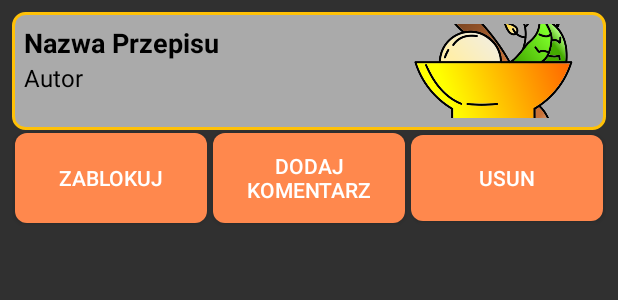
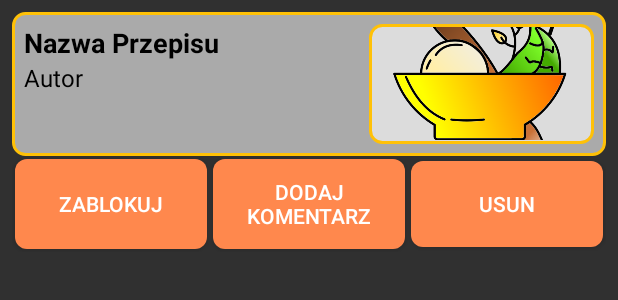
Before and after one commit to cptn3m012/BlogKulinarnyMobileApp-client, an Android app built with Jetpack Compose: the layout item_recipe_managment.xml on its own in the app's theme, with its tools: preview values and no code run, on a phone screen of 412 x 824 dp. Shown: the top 300 px of the screen. Run offline under Robolectric (Android 15) with nearby library versions, the phone set to English and light mode, and no system bars.

Commit message:
Minor items and RecipeDetails fixes

```diff
--- a/app/src/main/java/com/example/blogkulinarnymobileapp/Adapters/RecipeAdapterManagment.java
+++ b/app/src/main/java/com/example/blogkulinarnymobileapp/Adapters/RecipeAdapterManagment.java
@@ -65,7 +65,7 @@ public class RecipeAdapterManagment extends RecyclerView.Adapter<RecipeAdapterMa
     public void onBindViewHolder(@NonNull ViewHolder holder, int position) {
         Recipe recipe = recipeList.get(position);
         holder.titleTextView.setText(recipe.getTitle());
-        holder.userTextView.setText(String.valueOf(recipe.getUserFromRecipe()));
+        holder.userTextView.setText(recipe.getAuthor());
 
         List<String> listCategory = recipe.getRecipeStringCategories();
 
--- a/app/src/main/java/com/example/blogkulinarnymobileapp/RecipeListActivity.java
+++ b/app/src/main/java/com/example/blogkulinarnymobileapp/RecipeListActivity.java
@@ -141,6 +141,7 @@ public class RecipeListActivity extends AppCompatActivity {
                         recipe.setAvgTime(recipeJson.getInt("avgTime"));
                         recipe.setPortions(recipeJson.getInt("portions"));
                         recipe.setUserId(recipeJson.getInt("userId"));
+                        recipe.setAuthor(recipeJson.getString("u.login"));
 
                         JSONArray categoryArray = recipeJson.getJSONArray("categories");
                         List<String> categoryList = new ArrayList<>();
--- a/app/src/main/res/layout/item_recipe_managment.xml
+++ b/app/src/main/res/layout/item_recipe_managment.xml
@@ -1,6 +1,6 @@
-<LinearLayout
-    xmlns:android="http://schemas.android.com/apk/res/android"
+<LinearLayout xmlns:android="http://schemas.android.com/apk/res/android"
     xmlns:tools="http://schemas.android.com/tools"
+    xmlns:app="http://schemas.android.com/apk/res-auto"
     android:id="@+id/recipeItemLayout"
     android:layout_width="match_parent"
     android:layout_height="wrap_content"
@@ -28,6 +28,7 @@
                 android:layout_width="0dp"
                 android:layout_height="wrap_content"
                 android:layout_weight="3"
+                android:layout_marginEnd="10dp"
                 android:orientation="vertical">
 
                 <TextView
@@ -69,15 +70,22 @@
 
             </LinearLayout>
 
-            <ImageView
-                android:id="@+id/imageView"
-                android:layout_width="50dp"
-                android:layout_height="match_parent"
-                android:layout_weight="1"
-                android:scaleType="centerCrop"
-                android:src="@drawable/icon_color"
-                android:background="@drawable/rounded_corners"
-                />
+            <LinearLayout
+                android:layout_width="150dp"
+                android:layout_height="80dp"
+                android:gravity="center"
+                android:background="@drawable/card_border">
+
+                <com.google.android.material.imageview.ShapeableImageView
+                    android:id="@+id/imageView"
+                    android:layout_width="145dp"
+                    android:layout_height="75dp"
+                    android:scaleType="centerCrop"
+                    android:src="@drawable/icon_color"
+                    android:adjustViewBounds="true"
+                    app:shapeAppearanceOverlay="@style/roundImageView"/>
+
+            </LinearLayout>
 
         </LinearLayout>
 
--- a/app/src/main/res/layout/item_step.xml
+++ b/app/src/main/res/layout/item_step.xml
@@ -6,6 +6,12 @@
     android:orientation="horizontal"
     android:padding="8dp"
     android:gravity="center">
+
+    <CheckBox
+        android:id="@+id/CBFinished"
+        android:layout_width="30dp"
+        android:layout_height="30dp"
+        android:buttonTint="#198754"/>
 
     <TextView
         android:id="@+id/numOfListTextView"
```
Also changed, not shown: app/src/main/java/com/example/blogkulinarnymobileapp/Models/Recipe.java (+14 -1 lines), app/src/main/java/com/example/blogkulinarnymobileapp/RecipeAdapter.java (+21 -1 lines), app/src/main/res/layout/item_recipe.xml (+18 -10 lines).
